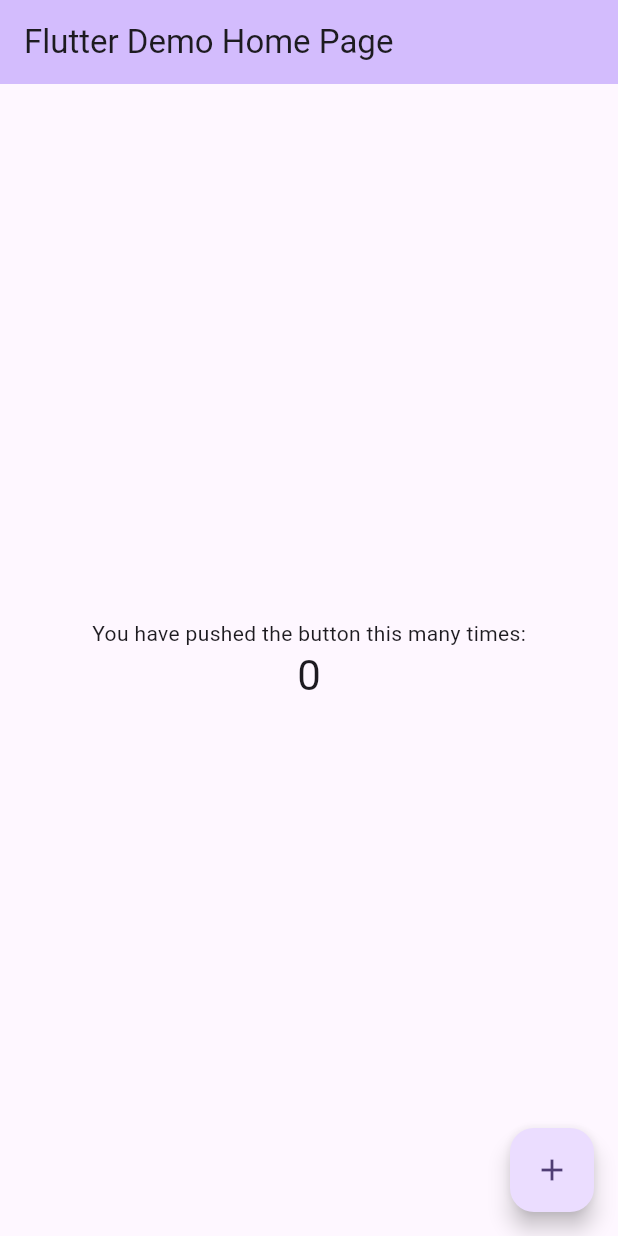
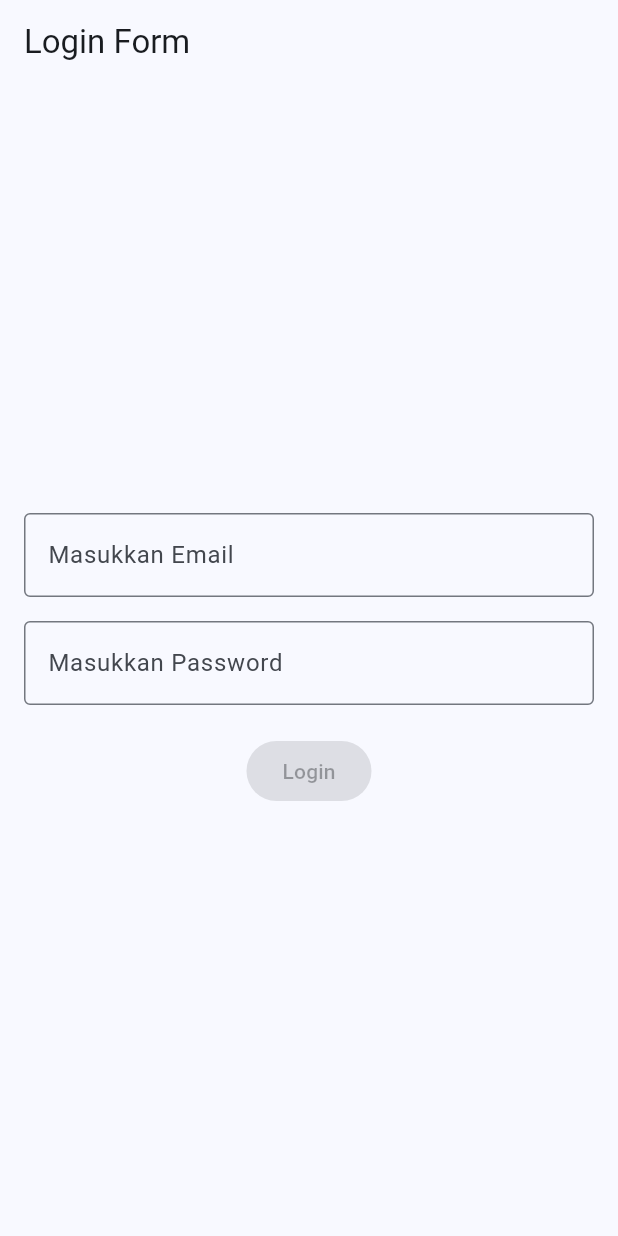
Before and after one commit to izhharfarhan/Project-Luar-Sekolah, a Flutter app: the screen it shows after launch, on a phone screen of 412 x 824 dp. Run offline on Flutter 3.47's test engine with Material 3 defaults, Android fonts, the light colour scheme and no system bars; our stand-ins replace shared_preferences.

Commit message:
adding login form with validation and shared reference

```diff
--- a/lib/main.dart
+++ b/lib/main.dart
@@ -1,122 +1,174 @@
 import 'package:flutter/material.dart';
+import 'package:shared_preferences/shared_preferences.dart';
 
-void main() {
-  runApp(const MyApp());
+void main() async {
+  WidgetsFlutterBinding.ensureInitialized();
+  final prefs = await SharedPreferences.getInstance();
+  final savedEmail = prefs.getString('email');
+
+  runApp(MyApp(initialRoute: savedEmail == null ? '/' : '/home'));
 }
 
+//Pertama : Buat Class MyApp untuk Struktur Utama Aplikasi
 class MyApp extends StatelessWidget {
-  const MyApp({super.key});
+  final String initialRoute;
 
-  // This widget is the root of your application.
+  const MyApp({super.key, required this.initialRoute});
+
   @override
   Widget build(BuildContext context) {
     return MaterialApp(
-      title: 'Flutter Demo',
+      title: 'Login Form',
       theme: ThemeData(
-        // This is the theme of your application.
-        //
-        // TRY THIS: Try running your application with "flutter run". You'll see
-        // the application has a purple toolbar. Then, without quitting the app,
-        // try changing the seedColor in the colorScheme below to Colors.green
-        // and then invoke "hot reload" (save your changes or press the "hot
-        // reload" button in a Flutter-supported IDE, or press "r" if you used
-        // the command line to start the app).
-        //
-        // Notice that the counter didn't reset back to zero; the application
-        // state is not lost during the reload. To reset the state, use hot
-        // restart instead.
-        //
-        // This works for code too, not just values: Most code changes can be
-        // tested with just a hot reload.
-        colorScheme: ColorScheme.fromSeed(seedColor: Colors.deepPurple),
+        colorScheme: ColorScheme.fromSeed(seedColor: Colors.blue),
+        useMaterial3: true,
       ),
-      home: const MyHomePage(title: 'Flutter Demo Home Page'),
+      initialRoute: initialRoute,
+      routes: {
+        '/': (context) => const LoginScreen(),
+        '/home': (context) => const HomeScreen(),
+      },
     );
   }
 }
 
-class MyHomePage extends StatefulWidget {
-  const MyHomePage({super.key, required this.title});
-
-  // This widget is the home page of your application. It is stateful, meaning
-  // that it has a State object (defined below) that contains fields that affect
-  // how it looks.
-
-  // This class is the configuration for the state. It holds the values (in this
-  // case the title) provided by the parent (in this case the App widget) and
-  // used by the build method of the State. Fields in a Widget subclass are
-  // always marked "final".
-
-  final String title;
+// Kedua : Buat Class LoginScreen untuk Tampilan Formulir Login
+class LoginScreen extends StatefulWidget {
+  const LoginScreen({super.key});
 
   @override
-  State<MyHomePage> createState() => _MyHomePageState();
+  State<LoginScreen> createState() => _LoginScreenState();
 }
 
-class _MyHomePageState extends State<MyHomePage> {
-  int _counter = 0;
+//Ketiga :  Buat Class State (_LoginScreenState) untuk Logika dan Validasi
+class _LoginScreenState extends State<LoginScreen> {
+  final _emailController = TextEditingController();
+  final _passwordController = TextEditingController();
+  final _formKey = GlobalKey<FormState>();
+  bool _isButtonEnabled = false;
 
-  void _incrementCounter() {
+  void _validateForm() {
     setState(() {
-      // This call to setState tells the Flutter framework that something has
-      // changed in this State, which causes it to rerun the build method below
-      // so that the display can reflect the updated values. If we changed
-      // _counter without calling setState(), then the build method would not be
-      // called again, and so nothing would appear to happen.
-      _counter++;
+      _isButtonEnabled = _formKey.currentState?.validate() ?? false;
     });
+  }
+
+  Future<void> _saveLoginData(String email) async {
+    final prefs = await SharedPreferences.getInstance();
+    await prefs.setString('email', email);
+  }
+
+  // Keempat : Buat Tampilan Formulir Login dengan Validasi
+  @override
+  Widget build(BuildContext context) {
+    return Scaffold(
+      appBar: AppBar(title: const Text('Login Form')),
+      body: Padding(
+        padding: const EdgeInsets.all(16.0),
+        child: Form(
+          key: _formKey,
+          onChanged: _validateForm,
+          child: Column(
+            mainAxisAlignment: MainAxisAlignment.center,
+            children: [
+              TextFormField(
+                controller: _emailController,
+                decoration: const InputDecoration(
+                  labelText: 'Masukkan Email',
+                  border: OutlineInputBorder(),
+                ),
+                keyboardType: TextInputType.emailAddress,
+                validator: (value) {
+                  if (value == null || value.isEmpty) {
+                    return 'Email tidak boleh kosong';
+                  } else if (!RegExp(r"^[a-zA-Z0-9._%+-]+@[a-zA-Z0-9.-]+\.[a-zA-Z]{2,4}").hasMatch(value)) {
+                    return 'Format email tidak valid';
+                  }
+                  return null;
+                },
+              ),
+              const SizedBox(height: 16),
+              TextFormField(
+                controller: _passwordController,
+                decoration: const InputDecoration(
+                  labelText: 'Masukkan Password',
+                  border: OutlineInputBorder(),
+                ),
+                obscureText: true,
+                validator: (value) {
+                  if (value == null || value.isEmpty) {
+                    return 'Password tidak boleh kosong';
+                  } else if (value.length < 6) {
+                    return 'Password minimal 6 karakter';
+                  }
+                  return null;
+                },
+              ),
+              const SizedBox(height: 20),
+              ElevatedButton(
+                onPressed: _isButtonEnabled
+                    ? () async {
+                        if (_formKey.currentState!.validate()) {
+                          await _saveLoginData(_emailController.text);
+                          Navigator.pushReplacementNamed(context, '/home');
+                        }
+                      }
+                    : null,
+                child: const Text('Login'),
+              ),
+            ],
+          ),
+        ),
+      ),
+    );
+  }
+}
+
+// Kelima : menambahkan fitur Shared Preferences untuk menyimpan status login
+class HomeScreen extends StatelessWidget {
+  const HomeScreen({super.key});
+
+  Future<String?> _getSavedEmail() async {
+    final prefs = await SharedPreferences.getInstance();
+    return prefs.getString('email');
+  }
+
+  Future<void> _logout(BuildContext context) async {
+    final prefs = await SharedPreferences.getInstance();
+    await prefs.remove('email');
+    Navigator.pushReplacementNamed(context, '/');
   }
 
   @override
   Widget build(BuildContext context) {
-    // This method is rerun every time setState is called, for instance as done
-    // by the _incrementCounter method above.
-    //
-    // The Flutter framework has been optimized to make rerunning build methods
-    // fast, so that you can just rebuild anything that needs updating rather
-    // than having to individually change instances of widgets.
     return Scaffold(
       appBar: AppBar(
-        // TRY THIS: Try changing the color here to a specific color (to
-        // Colors.amber, perhaps?) and trigger a hot reload to see the AppBar
-        // change color while the other colors stay the same.
-        backgroundColor: Theme.of(context).colorScheme.inversePrimary,
-        // Here we take the value from the MyHomePage object that was created by
-        // the App.build method, and use it to set our appbar title.
-        title: Text(widget.title),
+        title: const Text('Home'),
       ),
       body: Center(
-        // Center is a layout widget. It takes a single child and positions it
-        // in the middle of the parent.
-        child: Column(
-          // Column is also a layout widget. It takes a list of children and
-          // arranges them vertically. By default, it sizes itself to fit its
-          // children horizontally, and tries to be as tall as its parent.
-          //
-          // Column has various properties to control how it sizes itself and
-          // how it positions its children. Here we use mainAxisAlignment to
-          // center the children vertically; the main axis here is the vertical
-          // axis because Columns are vertical (the cross axis would be
-          // horizontal).
-          //
-          // TRY THIS: Invoke "debug painting" (choose the "Toggle Debug Paint"
-          // action in the IDE, or press "p" in the console), to see the
-          // wireframe for each widget.
-          mainAxisAlignment: MainAxisAlignment.center,
-          children: <Widget>[
-            const Text('You have pushed the button this many times:'),
-            Text(
-              '$_counter',
-              style: Theme.of(context).textTheme.headlineMedium,
-            ),
-          ],
+        child: FutureBuilder<String?>(
+          future: _getSavedEmail(),
+          builder: (context, snapshot) {
+            if (snapshot.connectionState == ConnectionState.waiting) {
+              return const CircularProgressIndicator();
+            } else if (snapshot.hasData) {
+              return Column(
+                mainAxisAlignment: MainAxisAlignment.center,
+                children: [
+                  Text('Hallo, ${snapshot.data}'),
+                  const SizedBox(height: 20),
+                  ElevatedButton(
+                    onPressed: () => _logout(context),
+                    child: const Text('Logout'),
+                  ),
+                ],
+              );
+            } else {
+              return const Text('Data tidak ditemukan');
+            }
+          },
         ),
       ),
-      floatingActionButton: FloatingActionButton(
-        onPressed: _incrementCounter,
-        tooltip: 'Increment',
-        child: const Icon(Icons.add),
-      ), // This trailing comma makes auto-formatting nicer for build methods.
     );
   }
 }
--- a/pubspec.yaml
+++ b/pubspec.yaml
@@ -30,7 +30,7 @@ environment:
 dependencies:
   flutter:
     sdk: flutter
-
+  shared_preferences: ^2.2.0
   # The following adds the Cupertino Icons font to your application.
   # Use with the CupertinoIcons class for iOS style icons.
   cupertino_icons: ^1.0.8
```
Also changed, not shown: pubspec.lock, 1 other file.
